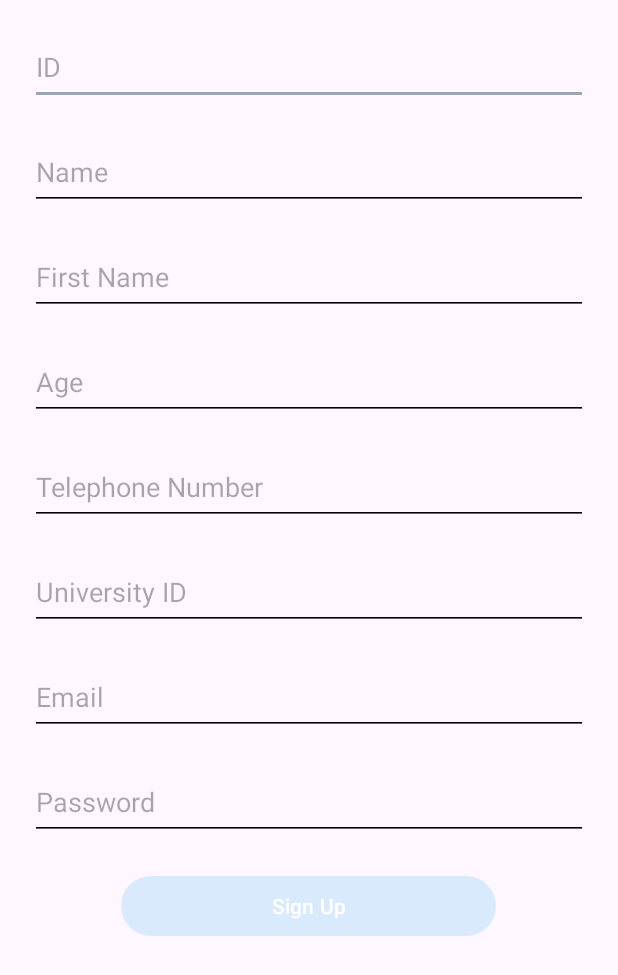
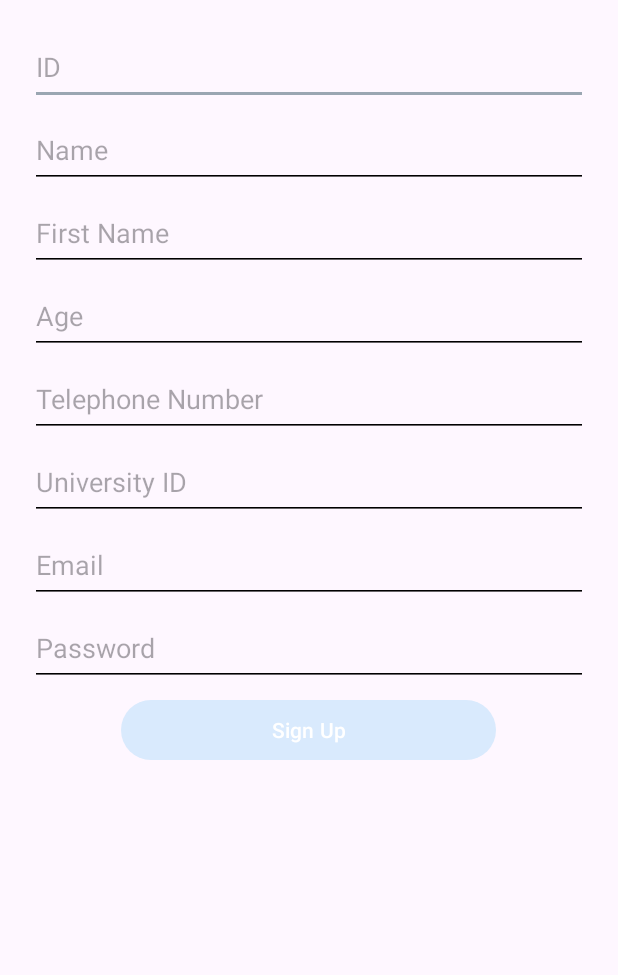
Before and after one commit to TakorSK/GestionEtudiant, an Android app: the SignupActivity screen opened directly, with no data from a screen before it, on a phone screen of 412 x 824 dp. Shown: the top 975 px of the screen. Run offline under Robolectric (Android 15) with nearby library versions, the phone set to English and light mode, and no system bars.

Commit message:
Added the profile and the error fields

```diff
--- a/app/src/main/res/layout/activity_login.xml
+++ b/app/src/main/res/layout/activity_login.xml
@@ -24,8 +24,18 @@
             android:layout_height="50dp"
             android:hint="Email or Card ID"
             android:id="@+id/login_cid_gmail"
-            android:layout_marginBottom="20dp"
+            android:layout_marginBottom="5dp"
             android:drawablePadding="20dp"/>
+
+        <TextView
+            android:id="@+id/error_login_cid_gmail"
+            android:layout_width="match_parent"
+            android:layout_height="wrap_content"
+            android:text="Error message"
+            android:textColor="#FF5252"
+            android:textSize="12sp"
+            android:gravity="start"
+            android:visibility="gone" />
 
         <EditText
             android:layout_width="match_parent"
@@ -33,14 +43,25 @@
             android:hint="Password"
             android:id="@+id/login_password"
             android:inputType="textPassword"
-            android:layout_marginBottom="20dp"
+            android:layout_marginBottom="5dp"
             android:drawablePadding="20dp"/>
+
+        <TextView
+            android:id="@+id/error_login_password"
+            android:layout_width="match_parent"
+            android:layout_height="wrap_content"
+            android:text="Error message"
+            android:textColor="#FF5252"
+            android:textSize="12sp"
+            android:gravity="start"
+            android:visibility="gone" />
 
         <Button
             android:layout_width="250dp"
             android:layout_height="wrap_content"
             android:id="@+id/login_button"
             android:text="Login"/>
+
     </LinearLayout>
 
     <Button
--- a/app/src/main/res/layout/activity_signup.xml
+++ b/app/src/main/res/layout/activity_signup.xml
@@ -16,73 +16,161 @@
         app:layout_constraintStart_toStartOf="parent"
         app:layout_constraintEnd_toEndOf="parent">
 
+        <!-- ID Field -->
         <EditText
             android:id="@+id/signup_id"
             android:layout_width="match_parent"
             android:layout_height="50dp"
             android:hint="ID"
-            android:layout_marginBottom="20dp"
+            android:layout_marginBottom="5dp"
             android:drawablePadding="20dp"/>
 
+        <TextView
+            android:id="@+id/error_signup_id"
+            android:layout_width="match_parent"
+            android:layout_height="wrap_content"
+            android:text="Error message"
+            android:textColor="#FF5252"
+        android:textSize="12sp"
+        android:gravity="start"
+        android:visibility="gone" /> <!-- Initially hidden -->
 
+        <!-- Name Field -->
         <EditText
             android:id="@+id/signup_name"
             android:layout_width="match_parent"
             android:layout_height="50dp"
             android:hint="Name"
-            android:layout_marginBottom="20dp"
+            android:layout_marginBottom="5dp"
             android:drawablePadding="20dp"/>
 
+        <TextView
+            android:id="@+id/error_signup_name"
+            android:layout_width="match_parent"
+            android:layout_height="wrap_content"
+            android:text="Error message"
+            android:textColor="#FF5252"
+        android:textSize="12sp"
+        android:gravity="start"
+        android:visibility="gone" /> <!-- Initially hidden -->
+
+        <!-- First Name Field -->
         <EditText
             android:id="@+id/signup_firstname"
             android:layout_width="match_parent"
             android:layout_height="50dp"
             android:hint="First Name"
-            android:layout_marginBottom="20dp"
+            android:layout_marginBottom="5dp"
             android:drawablePadding="20dp"/>
 
+        <TextView
+            android:id="@+id/error_signup_firstname"
+            android:layout_width="match_parent"
+            android:layout_height="wrap_content"
+            android:text="Error message"
+            android:textColor="#FF5252"
+        android:textSize="12sp"
+        android:gravity="start"
+        android:visibility="gone" /> <!-- Initially hidden -->
+
+        <!-- Age Field -->
         <EditText
             android:id="@+id/signup_age"
             android:layout_width="match_parent"
             android:layout_height="50dp"
             android:hint="Age"
-            android:layout_marginBottom="20dp"
+            android:layout_marginBottom="5dp"
             android:drawablePadding="20dp"/>
 
+        <TextView
+            android:id="@+id/error_signup_age"
+            android:layout_width="match_parent"
+            android:layout_height="wrap_content"
+            android:text="Error message"
+            android:textColor="#FF5252"
+        android:textSize="12sp"
+        android:gravity="start"
+        android:visibility="gone" /> <!-- Initially hidden -->
+
+        <!-- Telephone Field -->
         <EditText
             android:id="@+id/signup_telephone"
             android:layout_width="match_parent"
             android:layout_height="50dp"
             android:hint="Telephone Number"
-            android:layout_marginBottom="20dp"
+            android:layout_marginBottom="5dp"
             android:drawablePadding="20dp"/>
 
+        <TextView
+            android:id="@+id/error_signup_telephone"
+            android:layout_width="match_parent"
+            android:layout_height="wrap_content"
+            android:text="Error message"
+            android:textColor="#FF5252"
+        android:textSize="12sp"
+        android:gravity="start"
+        android:visibility="gone" /> <!-- Initially hidden -->
+
+        <!-- University ID Field -->
         <EditText
             android:id="@+id/signup_university_id"
             android:layout_width="match_parent"
             android:layout_height="50dp"
             android:hint="University ID"
-            android:layout_marginBottom="20dp"
+            android:layout_marginBottom="5dp"
             android:drawablePadding="20dp"/>
 
+        <TextView
+            android:id="@+id/error_signup_university_id"
+            android:layout_width="match_parent"
+            android:layout_height="wrap_content"
+            android:text="Error message"
+            android:textColor="#FF5252"
+        android:textSize="12sp"
+        android:gravity="start"
+        android:visibility="gone" /> <!-- Initially hidden -->
+
+        <!-- Email Field -->
         <EditText
             android:id="@+id/signup_email"
             android:layout_width="match_parent"
             android:layout_height="50dp"
             android:hint="Email"
-            android:layout_marginBottom="20dp"
+            android:layout_marginBottom="5dp"
             android:drawablePadding="20dp"
             android:inputType="textEmailAddress"/>
 
+        <TextView
+            android:id="@+id/error_signup_email"
+            android:layout_width="match_parent"
+            android:layout_height="wrap_content"
+            android:text="Error message"
+            android:textColor="#FF5252"
+        android:textSize="12sp"
+        android:gravity="start"
+        android:visibility="gone" /> <!-- Initially hidden -->
+
+        <!-- Password Field -->
         <EditText
             android:id="@+id/signup_password"
             android:layout_width="match_parent"
             android:layout_height="50dp"
             android:hint="Password"
-            android:layout_marginBottom="20dp"
+            android:layout_marginBottom="5dp"
             android:drawablePadding="20dp"
             android:inputType="textPassword"/>
 
+        <TextView
+            android:id="@+id/error_signup_password"
+            android:layout_width="match_parent"
+            android:layout_height="wrap_content"
+            android:text="Error message"
+            android:textColor="#FF5252"
+        android:textSize="12sp"
+        android:gravity="start"
+        android:visibility="gone" /> <!-- Initially hidden -->
+
+        <!-- Sign Up Button -->
         <Button
             android:id="@+id/signup_button"
             android:layout_width="250dp"
```
